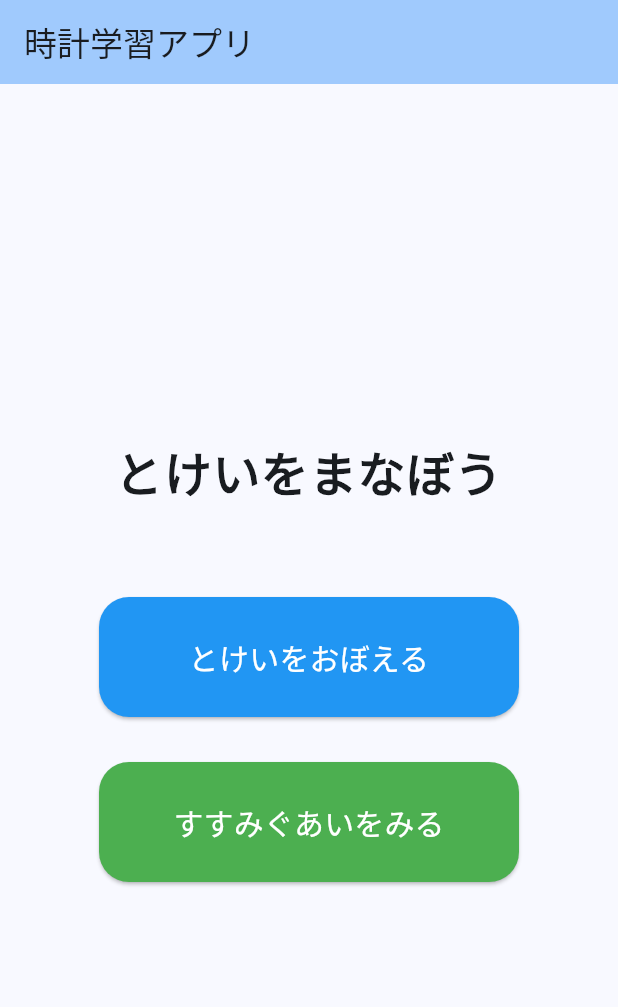
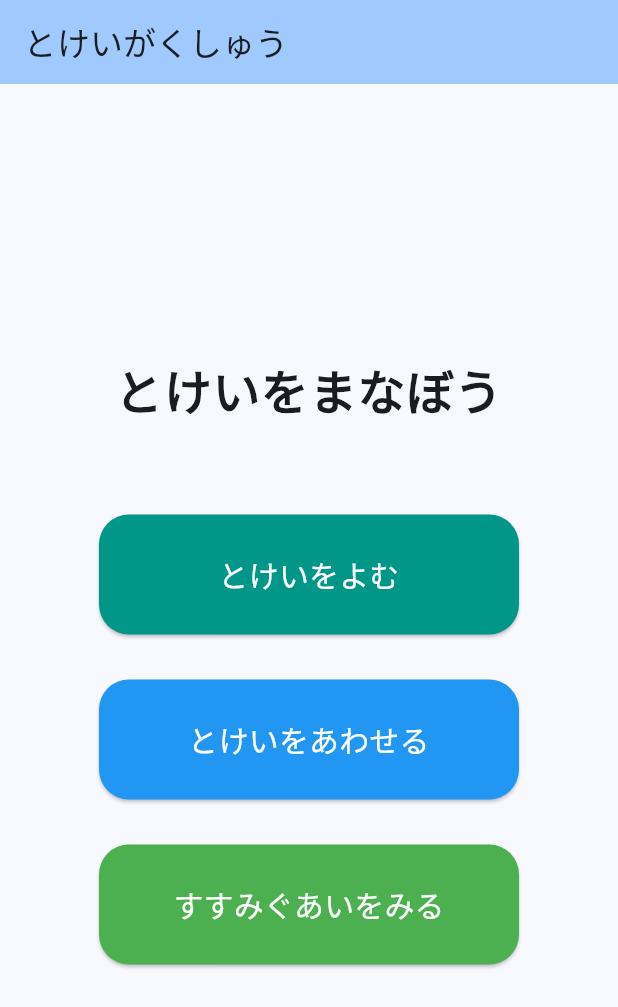
Before and after one commit to star1120eto/clock_learning, a Flutter app: the screen it shows after launch, on a phone screen of 412 x 824 dp. Shown: the top 1007 px of the screen. Run offline on Flutter 3.47's test engine with Material 3 defaults, Android fonts, the phone set to English and light mode, and no system bars; our stand-ins replace audioplayers, shared_preferences.

Commit message:
feat: トップページのメニューをとけいをよむ・とけいをあわせるに変更
- HomeScreen: ボタンを「とけいをよむ」「とけいをあわせる」「すすみぐあいをみる」に整理
- LevelSelectScreen: LevelSelectMode(game/reading)パラメータを追加
  - ヘッダーをモードに応じて「とけいをよむ」「とけいをあわせる」に切り替え
  - カードの説明文もモードに合わせて変更（よむ/あわせる）
  - 1画面にモード別カードをまとめてシンプルな構成に

Co-Authored-By: Claude Sonnet 4.6 <noreply@anthropic.com>

```diff
--- a/lib/screens/home_screen.dart
+++ b/lib/screens/home_screen.dart
@@ -10,7 +10,7 @@ class HomeScreen extends StatelessWidget {
   Widget build(BuildContext context) {
     return Scaffold(
       appBar: AppBar(
-        title: const Text('時計学習アプリ'),
+        title: const Text('とけいがくしゅう'),
         backgroundColor: Theme.of(context).colorScheme.inversePrimary,
       ),
       body: Center(
@@ -26,7 +26,7 @@ class HomeScreen extends StatelessWidget {
               ),
             ),
             const SizedBox(height: 60),
-            // 学習開始ボタン
+            // とけいをよむボタン
             SizedBox(
               width: 280,
               height: 80,
@@ -35,7 +35,34 @@ class HomeScreen extends StatelessWidget {
                   Navigator.push(
                     context,
                     MaterialPageRoute(
-                      builder: (_) => const LevelSelectScreen(),
+                      builder: (_) => const LevelSelectScreen(mode: LevelSelectMode.reading),
+                    ),
+                  );
+                },
+                style: ElevatedButton.styleFrom(
+                  backgroundColor: Colors.teal,
+                  foregroundColor: Colors.white,
+                  shape: RoundedRectangleBorder(
+                    borderRadius: BorderRadius.circular(20),
+                  ),
+                ),
+                child: const Text(
+                  'とけいをよむ',
+                  style: TextStyle(fontSize: 20),
+                ),
+              ),
+            ),
+            const SizedBox(height: 30),
+            // とけいをあわせるボタン
+            SizedBox(
+              width: 280,
+              height: 80,
+              child: ElevatedButton(
+                onPressed: () {
+                  Navigator.push(
+                    context,
+                    MaterialPageRoute(
+                      builder: (_) => const LevelSelectScreen(mode: LevelSelectMode.game),
                     ),
                   );
                 },
@@ -47,7 +74,7 @@ class HomeScreen extends StatelessWidget {
                   ),
                 ),
                 child: const Text(
-                  'とけいをおぼえる',
+                  'とけいをあわせる',
                   style: TextStyle(fontSize: 20),
                 ),
               ),
```
Also changed, not shown: lib/screens/level_select_screen.dart (+19 -98 lines).
